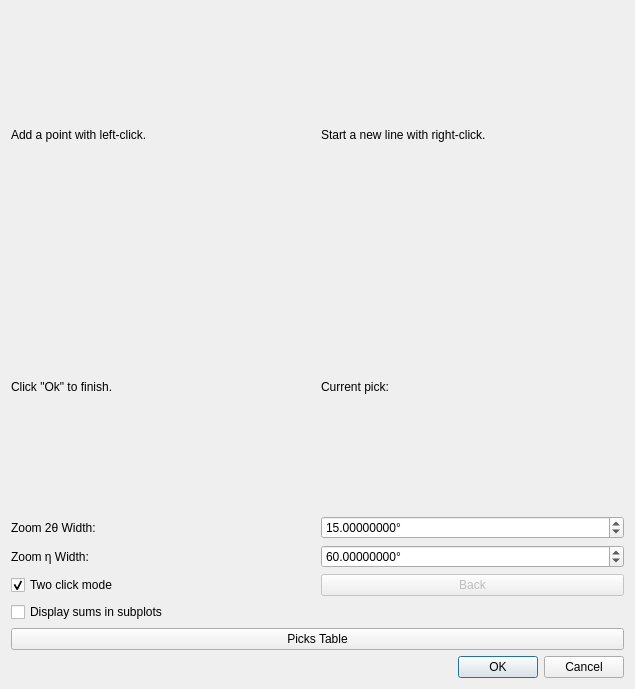
This is hexrdgui/resources/ui/line_picker_dialog.ui in HEXRD/hexrdgui as Qt 5 draws it before an edit. The edited form follows.
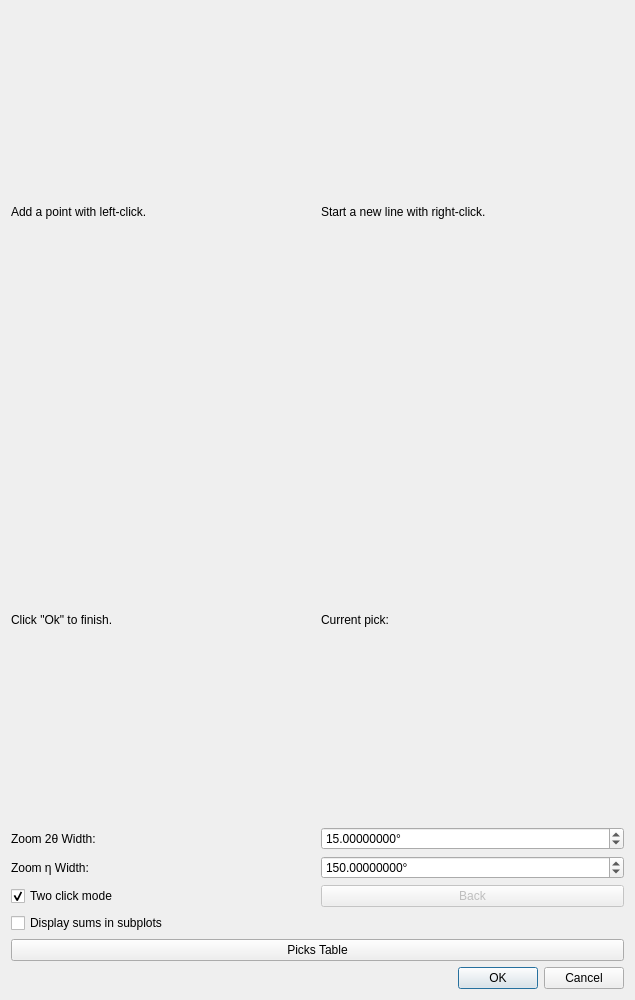
This is the edited form. Custom widgets are drawn as their Qt base class.

Commit message: Increase line picker dialog height and zoom height

What changed in the file:
```diff
--- a/hexrdgui/resources/ui/line_picker_dialog.ui
+++ b/hexrdgui/resources/ui/line_picker_dialog.ui
@@ -7,7 +7,7 @@
     <x>0</x>
     <y>0</y>
     <width>635</width>
-    <height>689</height>
+    <height>1000</height>
    </rect>
   </property>
   <layout class="QVBoxLayout" name="verticalLayout_2">
@@ -103,7 +103,7 @@
         <double>0.200000000000000</double>
        </property>
        <property name="value">
-        <double>60.000000000000000</double>
+        <double>150.000000000000000</double>
        </property>
       </widget>
      </item>
```
The commit also changes 2 other files.
